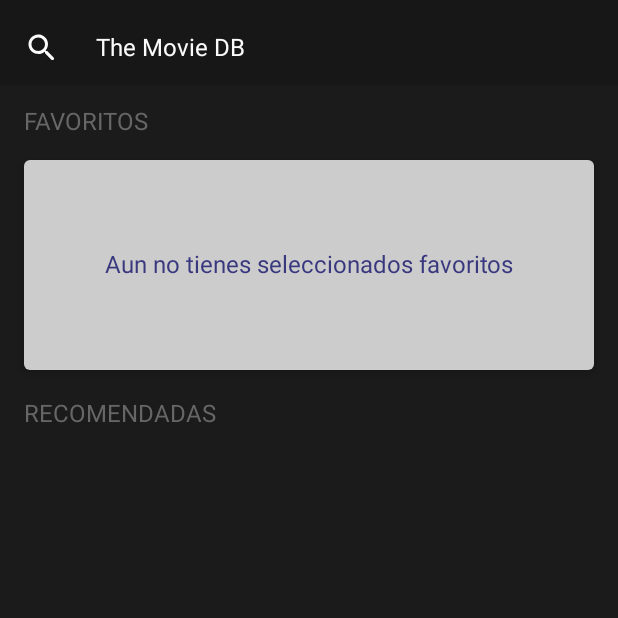
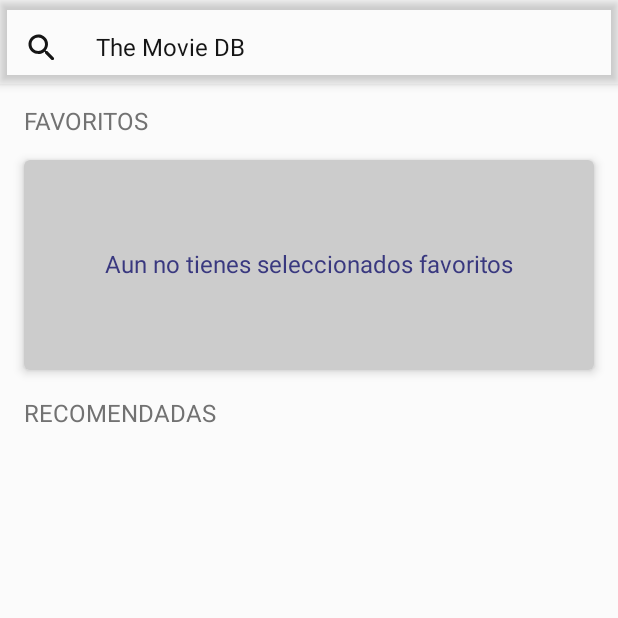
Before and after one commit to rmiragaya/TheMovieDB, an Android app built with Jetpack Compose: the screen it shows after launch (MainActivity), on a phone screen of 412 x 824 dp, the top half of it. Run offline under Robolectric (Android 15) with nearby library versions, the phone set to English and light mode, and no system bars; our stand-ins replace Dagger/Hilt's generated code, Room's generated code; pictures from the network do not load; 1 statement that could not run was skipped.

Commit message:
create light theme (#1)
Co-authored-by: Ricardo Ramon LOPEZ <ricardo.lopez@naranja.com>

```diff
--- a/app/src/main/java/com/tapdeveloper/themoviedb/presentation/moviesDetail/composables/MovieTitleAndYear.kt
+++ b/app/src/main/java/com/tapdeveloper/themoviedb/presentation/moviesDetail/composables/MovieTitleAndYear.kt
@@ -1,9 +1,7 @@
 package com.tapdeveloper.themoviedb.presentation.moviesDetail.composables
 
 import androidx.compose.foundation.layout.Column
-import androidx.compose.foundation.layout.Spacer
 import androidx.compose.foundation.layout.fillMaxWidth
-import androidx.compose.foundation.layout.height
 import androidx.compose.foundation.layout.padding
 import androidx.compose.material.MaterialTheme
 import androidx.compose.material.Text
@@ -11,10 +9,8 @@ import androidx.compose.runtime.Composable
 import androidx.compose.ui.Alignment
 import androidx.compose.ui.Modifier
 import androidx.compose.ui.graphics.Color
-import androidx.compose.ui.res.dimensionResource
 import androidx.compose.ui.text.style.TextAlign
 import androidx.compose.ui.unit.dp
-import com.tapdeveloper.themoviedb.R
 import com.tapdeveloper.themoviedb.domain.model.Movie
 
 @Composable
--- a/app/src/main/java/com/tapdeveloper/themoviedb/presentation/moviesList/MovieListScreen.kt
+++ b/app/src/main/java/com/tapdeveloper/themoviedb/presentation/moviesList/MovieListScreen.kt
@@ -13,10 +13,12 @@ import androidx.compose.foundation.layout.padding
 import androidx.compose.foundation.lazy.LazyColumn
 import androidx.compose.foundation.lazy.itemsIndexed
 import androidx.compose.foundation.lazy.rememberLazyListState
+import androidx.compose.material.MaterialTheme
 import androidx.compose.material.Scaffold
 import androidx.compose.runtime.Composable
 import androidx.compose.runtime.rememberCoroutineScope
 import androidx.compose.ui.Modifier
+import androidx.compose.ui.graphics.Color
 import androidx.compose.ui.platform.LocalContext
 import androidx.compose.ui.res.dimensionResource
 import androidx.navigation.NavController
@@ -48,7 +50,9 @@ fun MovieListScreen(navController: NavController, viewModel: MoviesViewmodel) {
                     }
                 }
             )
-        }
+        },
+        backgroundColor = MaterialTheme.colors.surface,
+        contentColor = Color.Transparent
     ) { padding ->
         LazyColumn(
             modifier = Modifier
--- a/app/src/main/java/com/tapdeveloper/themoviedb/presentation/moviesList/composables/FavoritesRow.kt
+++ b/app/src/main/java/com/tapdeveloper/themoviedb/presentation/moviesList/composables/FavoritesRow.kt
@@ -29,11 +29,11 @@ import coil.compose.AsyncImage
 import coil.request.ImageRequest
 import com.tapdeveloper.themoviedb.R
 import com.tapdeveloper.themoviedb.domain.model.Movie
-import com.tapdeveloper.themoviedb.ui.theme.Purple500
 import com.tapdeveloper.themoviedb.ui.theme.Shapes
 
 @VisibleForTesting(otherwise = java.lang.reflect.Modifier.PRIVATE)
 const val favoritedMovieCardTag = "favoritedMovieCardTag"
+
 @VisibleForTesting(otherwise = java.lang.reflect.Modifier.PRIVATE)
 const val favoritedEmptyListTag = "favoritedEmptyListTag"
 
@@ -84,7 +84,7 @@ fun EmptySubscriptionList() {
             Text(
                 text = stringResource(R.string.no_favorites),
                 style = MaterialTheme.typography.body1,
-                color = Purple500
+                color = MaterialTheme.colors.secondary
             )
         }
     }
--- a/app/src/main/java/com/tapdeveloper/themoviedb/presentation/moviesList/composables/Titles.kt
+++ b/app/src/main/java/com/tapdeveloper/themoviedb/presentation/moviesList/composables/Titles.kt
@@ -2,6 +2,7 @@ package com.tapdeveloper.themoviedb.presentation.moviesList.composables
 
 import androidx.annotation.VisibleForTesting
 import androidx.compose.foundation.layout.padding
+import androidx.compose.material.MaterialTheme
 import androidx.compose.material.Text
 import androidx.compose.runtime.Composable
 import androidx.compose.ui.Modifier
@@ -23,7 +24,8 @@ fun FavoritesMoviesRowTitle() {
         modifier = Modifier
             .padding(dimensionResource(id = R.dimen.horizontal_margin))
             .testTag(favoritesTitleTag),
-        text = stringResource(R.string.favorites)
+        text = stringResource(R.string.favorites),
+        color = MaterialTheme.colors.primaryVariant
     )
 }
 
@@ -37,6 +39,7 @@ fun RecommendedMoviesColumnTitle() {
                 bottom = 16.dp
             )
             .testTag(recommendedTitleTag),
-        text = stringResource(R.string.recommended)
+        text = stringResource(R.string.recommended),
+        color = MaterialTheme.colors.primaryVariant
     )
 }
--- a/app/src/main/java/com/tapdeveloper/themoviedb/presentation/moviesList/composables/TopBarSearch.kt
+++ b/app/src/main/java/com/tapdeveloper/themoviedb/presentation/moviesList/composables/TopBarSearch.kt
@@ -43,8 +43,6 @@ import androidx.compose.ui.unit.dp
 import com.tapdeveloper.themoviedb.R
 import com.tapdeveloper.themoviedb.presentation.moviesList.MoviesViewmodel
 import com.tapdeveloper.themoviedb.ui.theme.Grey200
-import com.tapdeveloper.themoviedb.ui.theme.Grey300
-import com.tapdeveloper.themoviedb.ui.theme.White
 
 @VisibleForTesting(otherwise = java.lang.reflect.Modifier.PRIVATE)
 const val topSearchBarTag = "topSearchBarTag"
@@ -59,7 +57,8 @@ fun TopSearchBar(
     onCancelSeacrh: () -> Unit,
 ) {
     TopAppBar(
-        modifier = Modifier.testTag(topSearchBarTag)
+        modifier = Modifier.testTag(topSearchBarTag),
+        backgroundColor = Color.Transparent
     ) {
         with(viewmodel) {
             Column(
@@ -70,11 +69,11 @@ fun TopSearchBar(
                     verticalAlignment = Alignment.CenterVertically
                 ) {
                     if (!isSearching) {
-                        SearchIcon(White) { isSearching = true }
+                        SearchIcon { isSearching = true }
                         Text(
                             modifier = Modifier.padding(horizontal = 12.dp),
                             text = stringResource(R.string.toolbar_title),
-                            color = White
+                            color = MaterialTheme.colors.primary
                         )
                     } else {
                         SearchBox(
@@ -100,7 +99,7 @@ fun TopSearchBar(
                                 }
                                 .padding(start = 12.dp, bottom = 12.dp),
                             text = stringResource(R.string.cancel),
-                            color = White
+                            color = MaterialTheme.colors.primary
                         )
                     }
                 }
@@ -127,7 +126,7 @@ fun SearchBox(
         modifier = modifier.then(
             Modifier
                 .clip(RoundedCornerShape(6.dp))
-                .background(Grey300)
+                .background(MaterialTheme.colors.primaryVariant)
                 .onFocusChanged {
                     if (it.isFocused)
                         onFocus?.let { it() }
@@ -137,7 +136,7 @@ fun SearchBox(
         onValueChange = onValueChange,
         enabled = enabled,
         textStyle = MaterialTheme.typography.body2.copy(
-            color = White,
+            color = MaterialTheme.colors.primary,
             lineHeight = TextUnit.Unspecified
         ),
         keyboardOptions = KeyboardOptions(imeAction = ImeAction.Done),
@@ -192,7 +191,7 @@ fun CustomSearchBox(
                 if (value.isEmpty()) {
                     Text(
                         text = placeHolder,
-                        style = MaterialTheme.typography.body2.copy(color = White)
+                        style = MaterialTheme.typography.body2.copy(color = MaterialTheme.colors.primary)
                     )
                 }
                 innerTextField()
@@ -212,7 +211,7 @@ fun CustomSearchBox(
 }
 
 @Composable
-fun SearchIcon(color: Color, onClick: () -> Unit) {
+fun SearchIcon(color: Color= MaterialTheme.colors.primary, onClick: () -> Unit) {
     IconButton(modifier = Modifier.testTag(searchIconTag), onClick = onClick) {
         Icon(imageVector = Icons.Rounded.Search, contentDescription = null, tint = color)
     }
--- a/app/src/main/java/com/tapdeveloper/themoviedb/ui/theme/Color.kt
+++ b/app/src/main/java/com/tapdeveloper/themoviedb/ui/theme/Color.kt
@@ -2,15 +2,21 @@ package com.tapdeveloper.themoviedb.ui.theme
 
 import androidx.compose.ui.graphics.Color
 
-val Purple200 = Color(0xFFBB86FC)
+// primary
+val White = Color(0xFFFBFBFB)
+// primary variant
+val Grey300 = Color(0xFF727272)
+
+// secondary
 val Purple500 = Color(0xFF39387F)
-val Purple700 = Color(0xFF3700B3)
-val Teal200 = Color(0xFF03DAC5)
-val Grey800 = Color(0xFF1B1B1B)
+
+// surface
 val Black = Color(0xFF151515)
-val Grey300 = Color(0xFF727272)
+
+// on surface
+val Grey500 = Color(0xFF2E2E2E)
+
+// extras
 val Grey200 = Color(0xFF8F8E93)
-val Grey500 = Color(0xFF2E2E2E)
-val White = Color(0xFFFBFBFB)
 val DarkBlue = Color(0xFF212D33)
 val LightBlue = Color(0xFFE0F2FC)
--- a/app/src/main/java/com/tapdeveloper/themoviedb/ui/theme/Theme.kt
+++ b/app/src/main/java/com/tapdeveloper/themoviedb/ui/theme/Theme.kt
@@ -7,36 +7,25 @@ import androidx.compose.material.lightColors
 import androidx.compose.runtime.Composable
 
 private val DarkColorPalette = darkColors(
-    primary = LightBlue,
-    primaryVariant = DarkBlue,
-    secondary = White,
-    background = Grey800,
+    primary = White,
+    primaryVariant = Grey300,
+    secondary = Purple500,
     surface = Black,
-    onBackground = Grey300,
-    onSurface = Grey500
+    onSurface = Grey500,
 )
 
 private val LightColorPalette = lightColors(
-    primary = Purple500,
-    primaryVariant = Purple700,
-    secondary = Teal200
-
-    /* Other default colors to override
-    background = Color.White,
-    surface = Color.White,
-    onPrimary = Color.White,
-    onSecondary = Color.Black,
-    onBackground = Color.Black,
-    onSurface = Color.Black,
-    */
+    primary = Black,
+    primaryVariant = Grey300,
+    secondary = Purple500,
+    surface = White,
+    onSurface = Grey500,
 )
 
 @Composable
 fun TheMovieDBTheme(darkTheme: Boolean = isSystemInDarkTheme(), content: @Composable () -> Unit) {
-    val colors = DarkColorPalette
-
     MaterialTheme(
-        colors = colors,
+        colors = if (darkTheme) DarkColorPalette else LightColorPalette,
         typography = Typography,
         shapes = Shapes,
         content = content
```
Also changed, not shown: app/src/main/java/com/tapdeveloper/themoviedb/presentation/moviesDetail/composables/BackButton.kt (+3 -4 lines), app/src/main/java/com/tapdeveloper/themoviedb/presentation/moviesList/composables/RecommendedMovieCard.kt (+1 -34 lines).
